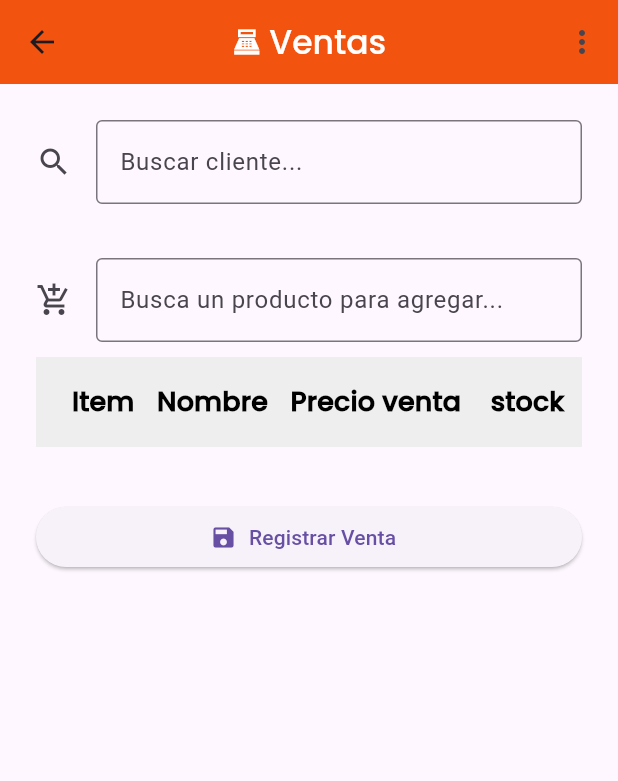
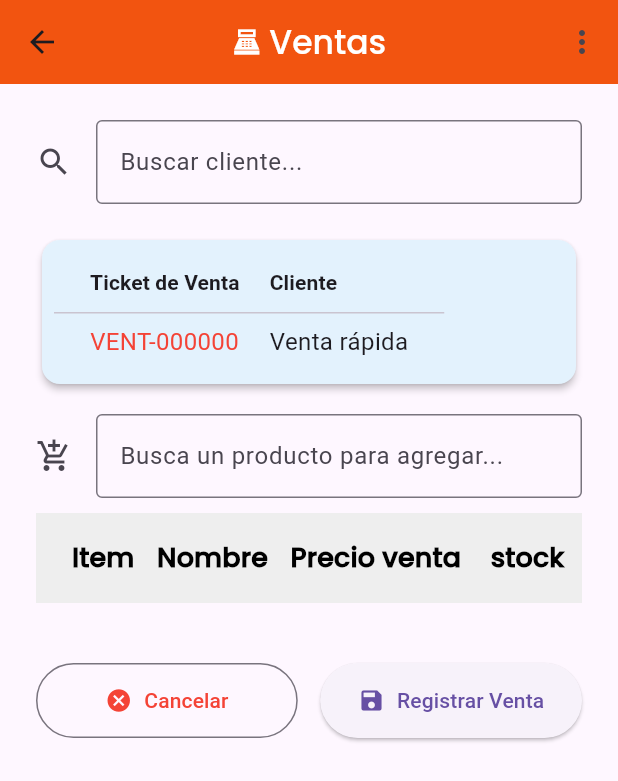
Before and after one commit to Erick360/tiendita, a Flutter app: the SalesScreen screen opened by its route, on a phone screen of 412 x 824 dp. Shown: the top 781 px of the screen. Run offline on Flutter 3.47's test engine with Material 3 defaults, Android fonts, the phone set to English and light mode, and no system bars; our stand-ins replace drift, flutter_riverpod, font_awesome_flutter, image_picker, local_auth, riverpod; accounts and stored records are empty; generated files the repository leaves out were written again; statements that could not run were skipped.

Commit message:
implement search function

```diff
--- a/lib/database/tienditaDatabase.dart
+++ b/lib/database/tienditaDatabase.dart
@@ -46,7 +46,7 @@ class Products extends Table{
 
 
 class Sales extends Table{
-  IntColumn get id_sales => integer().autoIncrement()();
+  IntColumn get id_sales => integer().nullable().autoIncrement()();
   DateTimeColumn get sale_date => dateTime()();
   TextColumn get num_sale => text().withLength()();
   RealColumn get subtotal => real()();
--- a/lib/main.dart
+++ b/lib/main.dart
@@ -39,7 +39,7 @@ class MyApp extends StatelessWidget {
   Widget build(BuildContext context) {
     return MaterialApp(
       theme: ThemeData.light(),
-      initialRoute: SplashScreen.id,
+      home:  SplashScreen(),
       routes: {
         HomeScreen.id: (context) => const HomeScreen(),
         SalesDetails.id: (context) => const SalesDetails(),
@@ -64,7 +64,6 @@ class MyApp extends StatelessWidget {
         SalesHistoryToday.id: (context) => const SalesHistoryToday(),
         SalesHistoryCustom.id: (context) => const SalesHistoryCustom(),
         Authentication.id: (context) => const Authentication(),
-        SplashScreen.id: (context) => const SplashScreen(),
       },
     );
   }
--- a/lib/models/sales_model.dart
+++ b/lib/models/sales_model.dart
@@ -7,7 +7,7 @@ class SalesModel{
   final String numSales;
   final double subTotal;
   final double total;
-  final int? idClient;
+  final int idClient;
 
   SalesModel({
     this.idSales,
@@ -15,7 +15,7 @@ class SalesModel{
     required this.numSales,
     required this.subTotal,
     required this.total,
-    this.idClient,
+    required this.idClient,
   });
 
   SalesCompanion toCompanion(){
@@ -25,7 +25,7 @@ class SalesModel{
       num_sale: Value(numSales),
       subtotal: Value(subTotal),
       total: Value(total),
-      id_client: Value(idClient!)
+      id_client: Value(idClient)
     );
   }
 
--- a/lib/models/shopping_model.dart
+++ b/lib/models/shopping_model.dart
@@ -7,7 +7,7 @@ class ShoppingModel{
   final String numShop;
   final double subtotal;
   final double total;
-  final int idPurveyor;
+  final int? idPurveyor;
 
 
   ShoppingModel({
@@ -26,7 +26,7 @@ class ShoppingModel{
       num_shop: Value(numShop),
       subtotal: Value(subtotal),
       total: Value(total),
-      id_purveyor: Value(idPurveyor)
+      id_purveyor: Value(idPurveyor!)
     );
   }
 
--- a/lib/providers/salesProviders.dart
+++ b/lib/providers/salesProviders.dart
@@ -40,7 +40,7 @@ class SalesNotifier extends StateNotifier<AsyncValue<List<SalesModel?>>>{
         print("   - Ticket: ${sale.num_sale} | Fecha guardada: ${sale.sale_date}");
       }
       final sales = await _repo.getSalesPerDay(date);
-      print("Total de compras hoY: ${sales.length}");
+      print("Total de ventas hoy: ${sales.length}");
       state = AsyncData(sales);
     }catch(e, stack){
       print("ERROR FETCHING SALES: $e");
--- a/lib/screens/sales/sales_screen.dart
+++ b/lib/screens/sales/sales_screen.dart
@@ -3,7 +3,7 @@ import 'package:flutter_riverpod/flutter_riverpod.dart';
 import 'package:tiendita/constants/constants.dart';
 import 'package:tiendita/models/clients_model.dart';
 import 'package:tiendita/providers/clients_provider.dart';
-import 'package:tiendita/screens/sales/sales_cart_items.dart';
+import 'package:tiendita/widgets/cart_items.dart';
 import 'package:tiendita/screens/sales/sales_history_custom.dart';
 import 'package:tiendita/screens/sales/sales_history_today.dart';
 import 'package:tiendita/widgets/text_data.dart';
@@ -21,9 +21,12 @@ class SalesScreen extends ConsumerStatefulWidget {
 }
 
 class _SalesScreenState extends ConsumerState<SalesScreen>{
-  int? _selectedClientId;
-  String? _selectedClientName;
+  int _selectedClientId = 1;
+  String? _selectedClientName = "Venta rápida";
   String _currentSalesTicket = "VENT-0001";
+
+  Key _clientSearch = UniqueKey();
+  Key _productSearch = UniqueKey();
 
   @override
   void initState(){
@@ -104,6 +107,7 @@ class _SalesScreenState extends ConsumerState<SalesScreen>{
                       data: (clients){
                         final validClients = clients.whereType<ClientsModel>().toList();
                         return Autocomplete<ClientsModel>(
+                          key: _clientSearch,
                             optionsBuilder: (TextEditingValue textEditingValue){
                               if(textEditingValue.text.isEmpty){
                                 return const Iterable<ClientsModel>.empty();
@@ -118,7 +122,7 @@ class _SalesScreenState extends ConsumerState<SalesScreen>{
                             option.clientName,
                             onSelected: (ClientsModel c){
                               setState(() {
-                                _selectedClientId = c.idClient;
+                                _selectedClientId = c.idClient!;
                                 _selectedClientName = c.clientName;
                               });
                               FocusScope.of(context).unfocus();
@@ -130,10 +134,22 @@ class _SalesScreenState extends ConsumerState<SalesScreen>{
                                 onSubmitted: (String value){
                                   onEditingComplete();
                                 },
-                                decoration: const InputDecoration(
-                                  icon: Icon(Icons.search),
+                                decoration: InputDecoration(
+                                  icon: const Icon(Icons.search),
                                   labelText: "Buscar cliente...",
-                                  border: OutlineInputBorder(),
+                                  border: const OutlineInputBorder(),
+                                  suffixIcon: _selectedClientId != 1
+                                      ?  IconButton(
+                                    icon: const Icon(Icons.clear, color: Colors.grey),
+                                    onPressed: () {
+                                      setState(() {
+                                        _selectedClientId = 1;
+                                        _selectedClientName = "Venta rápida";
+                                        controller.clear();
+                                      });
+                                    },
+                                  )
+                                      : null,
                                 ),
                               );
                             }
@@ -143,7 +159,6 @@ class _SalesScreenState extends ConsumerState<SalesScreen>{
                       loading: () => const Center(child: CircularProgressIndicator()),
                   ),
                   const SizedBox(height: 20),
-                  if(_selectedClientId != null)
                   Card(
                     elevation: 2,
                     color: Colors.blue[50],
@@ -206,6 +221,7 @@ class _SalesScreenState extends ConsumerState<SalesScreen>{
                           .toList();
 
                       return Autocomplete<ProductsModel>(
+                        key: _productSearch,
                         optionsBuilder: (TextEditingValue textEditingValue) {
                           if (textEditingValue.text.isEmpty) {
                             return const Iterable<ProductsModel>.empty();
@@ -222,7 +238,7 @@ class _SalesScreenState extends ConsumerState<SalesScreen>{
 
                         onSelected: (ProductsModel selection) {
                           cartNotifier.addItem(
-                            SalesCartItems(
+                            CartItems(
                               productId: selection.idProduct ?? 0,
                               name: selection.productName,
                               price: selection.priceSale ?? 0.0,
@@ -250,6 +266,8 @@ class _SalesScreenState extends ConsumerState<SalesScreen>{
                     },
                   ),
                   SingleChildScrollView(
+                      scrollDirection: Axis.vertical,
+                      child: SingleChildScrollView(
                         scrollDirection: Axis.horizontal,
                         padding: const EdgeInsets.only(top: 10),
                         child: SizedBox(
@@ -317,7 +335,7 @@ class _SalesScreenState extends ConsumerState<SalesScreen>{
                               ],
                               rows: cart.asMap().entries.map((entry){
                                 int index = entry.key;
-                            SalesCartItems item = entry.value;
+                                CartItems item = entry.value;
                                 return DataRow(
                                     cells: [
                                       DataCell(Text('${index + 1}')),
@@ -372,25 +390,38 @@ class _SalesScreenState extends ConsumerState<SalesScreen>{
                                           },
                                         ),
                                       ),
-
                                     ]
                                 );
                               }).toList(),
                           ),
                         ),
                       ),
+                  ),
                   const SizedBox(height: 40),
-                  SizedBox(
-                  height: 40,
+                  Row(
+                    children: [
+                      Expanded(
+                          child: OutlinedButton.icon(
+                            onPressed: (){
+                              cartNotifier.clearCart();
+                              setState(() {
+                                _selectedClientId = 1;
+                                _selectedClientName = "Venta Rapida";
+                                _clientSearch = UniqueKey();
+                                _productSearch = UniqueKey();
+                              });
+                            },
+                            icon: const Icon(Icons.cancel, color: Colors.red),
+                            label: const Text("Cancelar", style: TextStyle(color: Colors.red)),
+                            style: OutlinedButton.styleFrom(
+                                padding: const EdgeInsets.symmetric(vertical: 15)
+                            ),
+                          )
+                      ),
+                      const SizedBox(width: 15),
+                      Expanded(
                         child: ElevatedButton.icon(
                           onPressed: () async {
-                        if (_selectedClientId == null) {
-                          showErrorSnackBar(
-                            context,
-                            'Por favor, selecciona un cliente.',
-                          );
-                          return;
-                        }
                             if (cart.isEmpty) {
                               showErrorSnackBar(context, 'El carrito está vacío.');
                               return;
@@ -417,15 +448,23 @@ class _SalesScreenState extends ConsumerState<SalesScreen>{
 
                             cartNotifier.clearCart();
                             setState(() {
-                          _selectedClientId = null;
-                          _selectedClientName = null;
+                              _selectedClientId = 1;
+                              _selectedClientName = "Venta rápida";
                               _currentSalesTicket =
-                          "COMP-${DateTime.now().millisecondsSinceEpoch.toString().substring(7)}";
+                              "VENT-${DateTime.now().millisecondsSinceEpoch.toString().substring(7)}";
+
+                              _clientSearch = UniqueKey();
+                              _productSearch = UniqueKey();
                             });
                           },
                           icon: const Icon(Icons.save),
                           label: const Text("Registrar Venta"),
+                          style: ElevatedButton.styleFrom(
+                            padding: const EdgeInsets.symmetric(vertical: 15),
                           ),
+                        ),
+                      ),
+                    ],
                   ),
                 ],
               )
--- a/lib/screens/sales_details/my_sales_details.dart
+++ b/lib/screens/sales_details/my_sales_details.dart
@@ -200,6 +200,7 @@ class _SalesDetailsState extends ConsumerState<SalesDetails>{
                                             return DataRow(
                                                 cells: [
                                                   DataCell(Text(sale?.numSales ?? "N/A", style: const TextStyle(fontWeight: FontWeight.bold))),
+                                                  //DataCell(Text()),
                                                   DataCell(Text(dateFormat.format(sale!.salesDate))),
                                                   DataCell(Text("\$${sale.total.toStringAsFixed(2)}", style: const TextStyle(color: Colors.green, fontWeight: FontWeight.bold))),
                                                 ],
--- a/lib/screens/splash_screen.dart
+++ b/lib/screens/splash_screen.dart
@@ -1,7 +1,6 @@
 import 'package:flutter/material.dart';
 import 'package:tiendita/providers/company_provider.dart';
 import 'package:flutter_riverpod/flutter_riverpod.dart';
-import 'package:tiendita/screens/home_page.dart';
 import 'package:tiendita/screens/company/company_setup_screen.dart';
 import 'auth/authentication.dart';
 
--- a/lib/screens/sales/sales_cart_items.dart
+++ b/lib/widgets/cart_items.dart
@@ -1,20 +1,20 @@
 import 'package:flutter_riverpod/flutter_riverpod.dart';
 
-class SalesCartItems{
+class CartItems{
   final int productId;
   final String name;
   final double price;
   int quantity;
   int stock;
-  SalesCartItems({required this.productId,required this.name, required this.price, this.quantity = 1, required this.stock});
+  CartItems({required this.productId,required this.name, required this.price, this.quantity = 1, required this.stock});
 
   double get total => price * quantity;
 }
 
-class CartNotifier extends StateNotifier<List<SalesCartItems>> {
+class CartNotifier extends StateNotifier<List<CartItems>> {
   CartNotifier() : super([]);
 
-  void addItem(SalesCartItems item) {
+  void addItem(CartItems item) {
     final index = state.indexWhere((element) => element.productId == item.productId);
     if (index != -1) {
 
@@ -49,6 +49,6 @@ class CartNotifier extends StateNotifier<List<SalesCartItems>> {
 }
 
 
-final cartProvider = StateNotifierProvider<CartNotifier, List<SalesCartItems>>((ref) {
+final cartProvider = StateNotifierProvider<CartNotifier, List<CartItems>>((ref) {
   return CartNotifier();
 });
--- a/pubspec.yaml
+++ b/pubspec.yaml
@@ -25,7 +25,6 @@ dependencies:
   image_picker: ^1.2.1
   riverpod: any
   intl: ^0.20.2
-  fluttertoast: ^9.0.0
 
 dev_dependencies:
   flutter_launcher_icons: ^0.13.1
```
Also changed, not shown: lib/screens/auth/authentication.dart (+19 -3 lines), lib/screens/products/products.dart (+20 -4 lines), lib/screens/sales/sales_history_custom.dart (+3 -5 lines), lib/screens/shops/shopping_screen.dart (+34 -5 lines), lib/screens/shops/shops_cart_items.dart (deleted, +0 -54 lines), pubspec.lock. Lines whose indentation alone changed are shown as unchanged.
